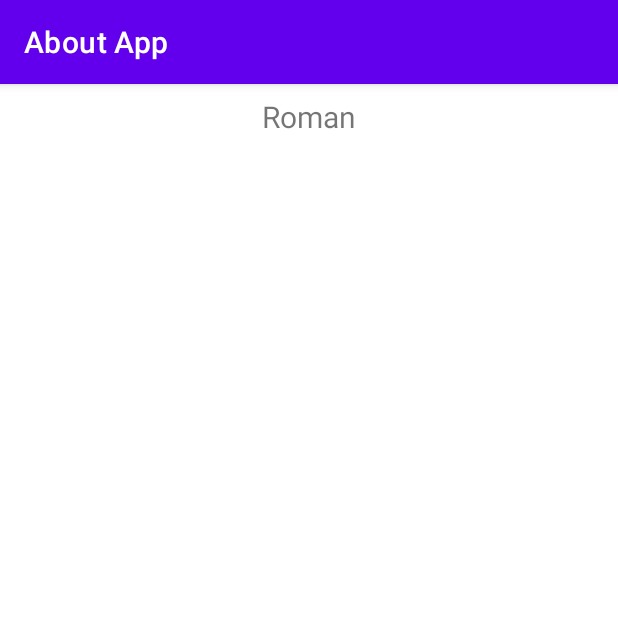
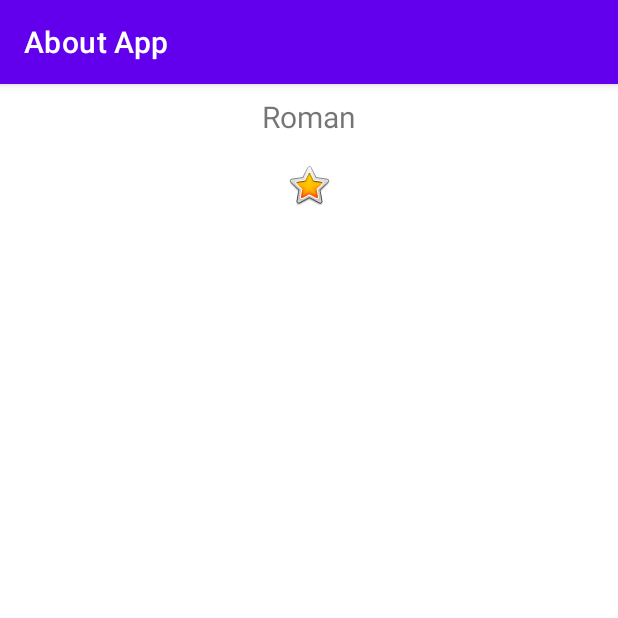
Before and after one commit to brajnikoff/udacityAndroid_About_Me, an Android app: the screen it shows after launch (MainActivity), on a phone screen of 412 x 824 dp, the top half of it. Run offline under Robolectric (Android 15) with nearby library versions, the phone set to English and light mode, and no system bars; Roboto replaces fonts that are not available here.

Commit message:
ImageView with Yellow star added

```diff
--- a/app/src/main/res/layout/activity_main.xml
+++ b/app/src/main/res/layout/activity_main.xml
@@ -1,5 +1,6 @@
 <?xml version="1.0" encoding="utf-8"?>
 <LinearLayout xmlns:android="http://schemas.android.com/apk/res/android"
+    xmlns:app="http://schemas.android.com/apk/res-auto"
     android:orientation="vertical" android:layout_width="match_parent"
     android:layout_height="match_parent">
 
@@ -11,4 +12,12 @@
         android:text="@string/myNameTitle"
         android:textAlignment="center"
         style="@style/nameStyle" />
+
+    <ImageView
+        android:id="@+id/img_star"
+        android:layout_width="match_parent"
+        android:layout_height="wrap_content"
+        android:layout_marginTop="@dimen/layoutMargin"
+        android:contentDescription="@string/yellow_start"
+        app:srcCompat="@android:drawable/btn_star_big_on" />
 </LinearLayout>
--- a/app/src/main/res/values/strings.xml
+++ b/app/src/main/res/values/strings.xml
@@ -1,4 +1,5 @@
 <resources>
     <string name="app_name">About App</string>
     <string name="myNameTitle">Roman</string>
+    <string name="yellow_start">Yellow start</string>
 </resources>
```
